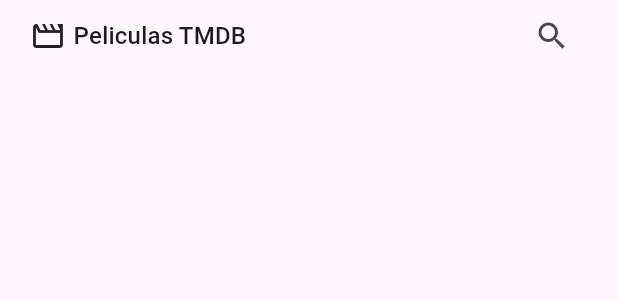
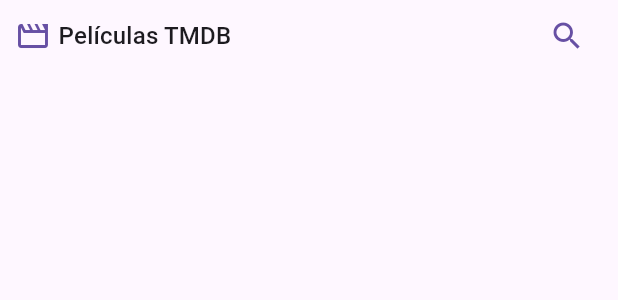
Before and after one commit to mariadelcarmenvargasmartinez4-hash/MCVM_MOVIES, a Flutter app: the CustomAppBar widget shown alone on an empty page, opened directly, on a phone screen of 412 x 824 dp. Shown: the top 300 px of the screen. Run offline on Flutter 3.47's test engine with Material 3 defaults, Android fonts, the light colour scheme and no system bars; our stand-ins replace card_swiper, flutter_riverpod; missing offline and left inert: cjge_movies_app; statements that could not run were skipped.

Commit message:
add: Uso de estructura limpia

```diff
--- a/lib/Presentation/screens/movies/home_screen.dart
+++ b/lib/Presentation/screens/movies/home_screen.dart
@@ -1,11 +1,13 @@
+import 'package:cjge_movies_app/presentation/views/views.dart';
 import 'package:flutter/material.dart';
-import 'package:mcvm_movie/Presentation/views/views.dart';
+
 class HomeScreen extends StatelessWidget {
   const HomeScreen({super.key});
+
   @override
   Widget build(BuildContext context) {
     return Scaffold(
-      body: HomeView(),
+      body: HomeView()
     );
   }
 }
--- /dev/null
+++ b/lib/Presentation/screens/screens.dart
@@ -0,0 +1 @@
+export 'package:cjge_movies_app/presentation/screens/movies/home_screen.dart';
--- a/lib/Presentation/views/views.dart
+++ b/lib/Presentation/views/views.dart
@@ -1 +1 @@
-export 'package:mcvm_movie/Presentation/views/movies/home_view.dart';
+export 'package:cjge_movies_app/presentation/views/movies/home_view.dart';
--- a/lib/Presentation/widgets/shared/Custom_appbar.dart
+++ b/lib/Presentation/widgets/shared/Custom_appbar.dart
@@ -1,30 +1,32 @@
 import 'package:flutter/material.dart';
 
-class CustomAppBar extends StatelessWidget{
+class CustomAppBar extends StatelessWidget {
   const CustomAppBar({super.key});
 
   @override
   Widget build(BuildContext context) {
 
-    final colors =Theme.of(context).colorScheme;
-    final textStyle = Theme.of(context).textTheme.titleMedium;
+    final colors = Theme.of(context).colorScheme;
+    final tittleStyle = Theme.of(context).textTheme.titleMedium;
+
 
     return SafeArea(
-       bottom: false,
-       left: false,
-       child:Padding(
-        padding: EdgeInsetsGeometry.symmetric(horizontal: 20),
-        child: Row(
-          children: [
-           Icon(Icons.movie_outlined),
-           SizedBox(width: 5),
-            Text('Peliculas TMDB', style: textStyle,),
+      bottom: false,
+      left: false,
+      child: Padding(
+        padding: EdgeInsetsGeometry.symmetric(horizontal: 10),
+        child: SizedBox(
+          width: double.infinity,
+          child: Row(children: [
+            Icon(Icons.movie_outlined, color: colors.primary),
+            SizedBox(width: 5),
+            Text('Películas TMDB', style: tittleStyle),
             Spacer(),
             IconButton(
-              icon: Icon(Icons.search),
-              onPressed: (){},
-            ),
-          ],
+              onPressed: () {},
+              icon: Icon(Icons.search, color: colors.primary),
+            )
+          ]),
         ),
       ),
     );
--- /dev/null
+++ b/lib/Presentation/widgets/widget.dart
@@ -0,0 +1,2 @@
+export 'package:cjge_movies_app/presentation/widgets/movies/movies_slideshow.dart';
+export 'package:cjge_movies_app/presentation/widgets/shared/custom_appbar.dart';
--- a/lib/Presentation/widgets/widgets.dart
+++ /dev/null
@@ -1,3 +0,0 @@
-
-export  'package:mcvm_movie/Presentation/widgets/movies/movies_slideshow.dart';
-export 'package:mcvm_movie/Presentation/widgets/shared/Custom_appbar.dart';
--- /dev/null
+++ b/lib/config/theme/app_theme.dart
@@ -0,0 +1,9 @@
+import 'package:flutter/material.dart';
+
+class AppTheme {
+
+  ThemeData getTheme() => ThemeData(
+    colorSchemeSeed: Colors.red,
+  );
+
+}
--- a/lib/domain/domain.dart
+++ b/lib/domain/domain.dart
@@ -1 +1 @@
- export 'package:mcvm_movie/domain/entities/movie.dart';
+export 'package:cjge_movies_app/domain/entities/movie.dart';
--- a/lib/domain/entities/movie.dart
+++ b/lib/domain/entities/movie.dart
@@ -1,4 +1,3 @@
-
 class Movie {
   final bool adult;
   final String backdropPath;
@@ -30,4 +29,5 @@
     required this.video,
     required this.voteAverage,
     required this.voteCount,
-    });}
+  });
+}
--- a/lib/main.dart
+++ b/lib/main.dart
@@ -1,23 +1,28 @@
+import 'package:cjge_movies_app/config/theme/app_theme.dart';
 import 'package:flutter/material.dart';
-import 'package:mcvm_movie/Presentation/screens/movies/home_screen.dart';
+import 'package:flutter_riverpod/flutter_riverpod.dart';
+
+import 'presentation/screens/movies/home_screen.dart';
 
 void main() {
-  runApp(const McvmMovieApp());
+  runApp(
+    ProviderScope(
+      child: const MainApp()
+    )
+  );
 }
 
-class McvmMovieApp extends StatelessWidget {
-  const McvmMovieApp({super.key});
+class MainApp extends StatelessWidget {
+  const MainApp({super.key});
+  // Dependencias a instalar:
+  // animate_do, card_swiper, dio, flutter_dotenv, flutter_riverpod, go_router, youtube_player_flutter
 
   @override
   Widget build(BuildContext context) {
     return MaterialApp(
-      title: 'MCVM Movie',
+      home: HomeScreen(),
       debugShowCheckedModeBanner: false,
-      theme: ThemeData(
-        useMaterial3: true,
-        colorSchemeSeed: Colors.deepPurple,
-      ),
-      home: const HomeScreen(),
+      theme: AppTheme().getTheme(),
     );
   }
 }
```
Also changed, not shown: lib/Presentation/views/movies/home_view.dart (+8 -9 lines), lib/Presentation/widgets/movies/movies_slideshow.dart (+14 -17 lines). Lines whose indentation alone changed are shown as unchanged.
